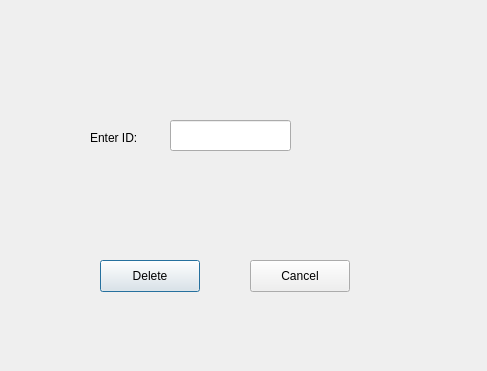
The window that University_Course_Sytem/deletecourse.ui (omarsabla/University_Course_Registration_System) describes before a commit, drawn with Qt 5.
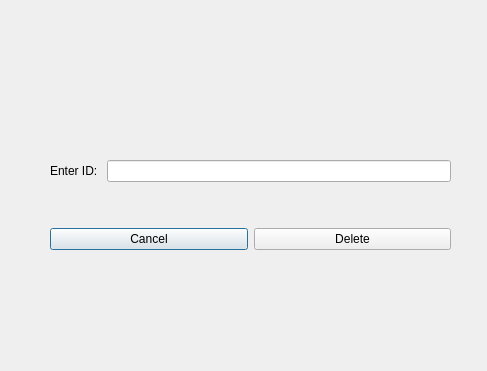
The same window after the commit.

```diff
--- a/University_Course_Sytem/deletecourse.ui
+++ b/University_Course_Sytem/deletecourse.ui
@@ -13,54 +13,49 @@
   <property name="windowTitle">
    <string>Dialog</string>
   </property>
-  <widget class="QPushButton" name="Delete_Push_Button">
+  <widget class="QWidget" name="">
    <property name="geometry">
     <rect>
-     <x>100</x>
-     <y>260</y>
-     <width>100</width>
-     <height>32</height>
-    </rect>
-   </property>
-   <property name="text">
-    <string>Delete</string>
-   </property>
-  </widget>
-  <widget class="QPushButton" name="Cancel_Push_Button">
-   <property name="geometry">
-    <rect>
-     <x>250</x>
-     <y>260</y>
-     <width>100</width>
-     <height>32</height>
-    </rect>
-   </property>
-   <property name="text">
-    <string>Cancel</string>
-   </property>
-  </widget>
-  <widget class="QLabel" name="label">
-   <property name="geometry">
-    <rect>
-     <x>90</x>
-     <y>130</y>
-     <width>91</width>
-     <height>16</height>
-    </rect>
-   </property>
-   <property name="text">
-    <string>Enter ID: </string>
-   </property>
-  </widget>
-  <widget class="QLineEdit" name="id_Line_Edit">
-   <property name="geometry">
-    <rect>
-     <x>170</x>
+     <x>50</x>
      <y>120</y>
-     <width>121</width>
-     <height>31</height>
+     <width>401</width>
+     <height>171</height>
     </rect>
    </property>
+   <layout class="QGridLayout" name="gridLayout_3">
+    <item row="0" column="0">
+     <layout class="QGridLayout" name="gridLayout">
+      <item row="1" column="0">
+       <widget class="QLabel" name="label">
+        <property name="text">
+         <string>Enter ID: </string>
+        </property>
+       </widget>
+      </item>
+      <item row="1" column="1">
+       <widget class="QLineEdit" name="id_Line_Edit"/>
+      </item>
+     </layout>
+    </item>
+    <item row="1" column="0">
+     <layout class="QGridLayout" name="gridLayout_2">
+      <item row="0" column="0">
+       <widget class="QPushButton" name="Cancel_Push_Button">
+        <property name="text">
+         <string>Cancel</string>
+        </property>
+       </widget>
+      </item>
+      <item row="0" column="1">
+       <widget class="QPushButton" name="Delete_Push_Button">
+        <property name="text">
+         <string>Delete</string>
+        </property>
+       </widget>
+      </item>
+     </layout>
+    </item>
+   </layout>
   </widget>
  </widget>
  <resources/>
```
